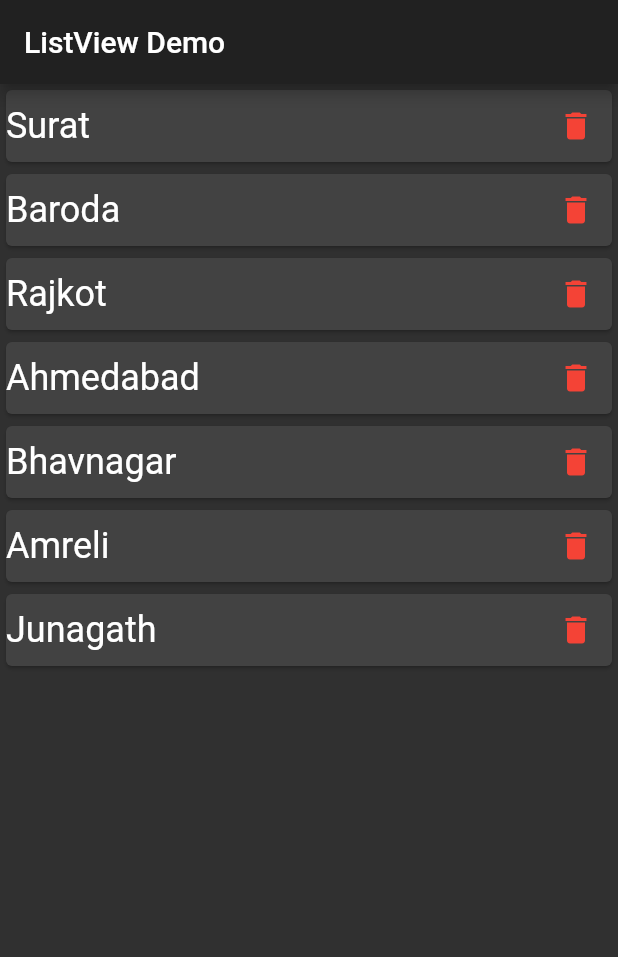
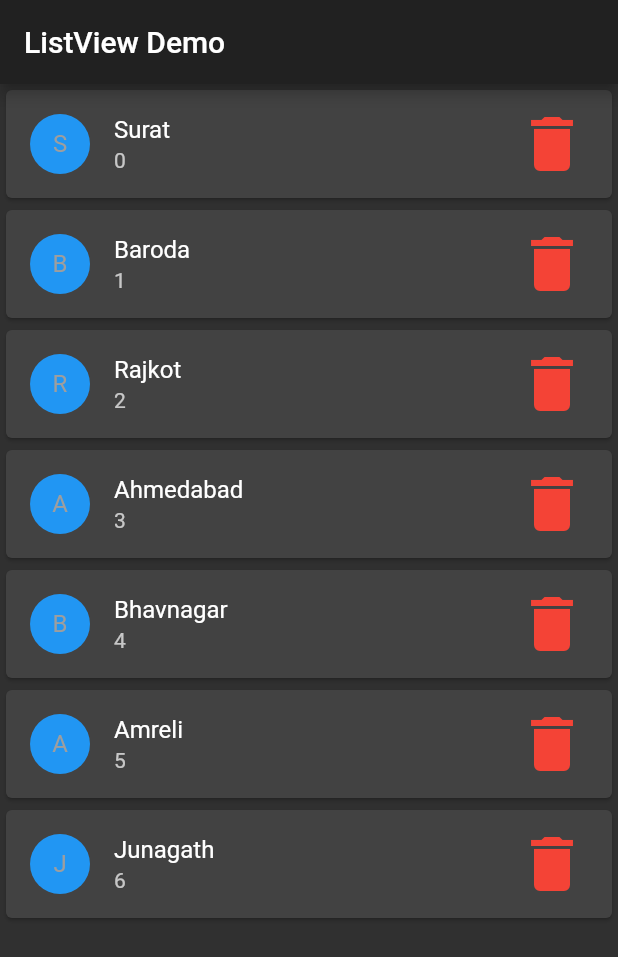
Before and after one commit to sanjayvramani/flutter_widget_demo, a Flutter app: the screen it shows after launch, on a phone screen of 412 x 824 dp. Shown: the top 957 px of the screen. Run offline on Flutter 3.47's test engine with Material 2 defaults, Android fonts, the phone set to English and light mode, and no system bars.

Commit message:
ListView,SingleChiledScrollView,AlertDialog on 2020-09-04

```diff
--- a/lib/ListViewDemo.dart
+++ b/lib/ListViewDemo.dart
@@ -32,11 +32,27 @@ class _ListViewDemoState extends State<ListViewDemo> {
 
        child: ListView.builder(
          itemCount: lstCity.length,
+         //scrollDirection: Axis.horizontal,
          itemBuilder: (context,index){
            return Card(
              child: Container(
 
-               child: Row(
+               child: ListTile(
+                 onTap: (){
+                   print(lstCity[index]);
+                 },
+                 leading: CircleAvatar(
+                   backgroundColor: Colors.blue,
+                   //child: Image.asset(index%2==0?"assets/images/fb.png":"assets/images/google.png"),
+                   //child: Image.network("https://a.trellocdn.com/prgb/dist/images/ios/apple-touch-icon-152x152-precomposed.0307bc39ec6c9ff499c8.png",),
+                   child: Text(lstCity[index][0]),
+                 ),
+                trailing: Icon(Icons.delete,color: Colors.red,size: 48.0,),
+                title: Text(lstCity[index]),
+                 subtitle: Text("$index"),
+               ),
+
+               /*child: Row(
                  mainAxisAlignment: MainAxisAlignment.spaceBetween,
                  children: [
                    Text(lstCity[index],style: TextStyle(fontSize: 24.0),),
@@ -45,7 +61,7 @@ class _ListViewDemoState extends State<ListViewDemo> {
                          removeCity(index);
                        })
                  ]
-               ),
+               ),*/
 
              ),
            );
--- a/pubspec.yaml
+++ b/pubspec.yaml
@@ -48,7 +48,8 @@ flutter:
   # assets:
   #   - images/a_dot_burr.jpeg
   #   - images/a_dot_ham.jpeg
-
+  assets:
+    - assets/images/
   # An image asset can refer to one or more resolution-specific "variants", see
   # https://flutter.dev/assets-and-images/#resolution-aware.
 
```
Also changed, not shown: assets/images/fb.png (added), assets/images/google.png (added).
